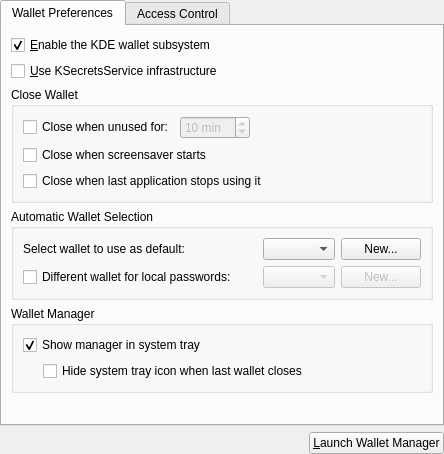
Above: konfigurator/walletconfigwidget.ui from KDE/kwalletmanager before the change. Below: the same form after it.
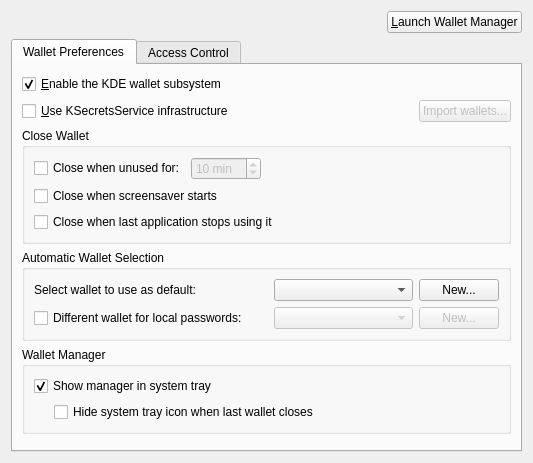
That is the form after the change.

Commit message:
KWalletManager now displays secrets from KSecretsService
Use kwl2kss to import secrets from existing kwallets

```diff
--- a/konfigurator/walletconfigwidget.ui
+++ b/konfigurator/walletconfigwidget.ui
@@ -2,10 +2,42 @@
 <ui version="4.0">
  <class>WalletConfigWidget</class>
  <widget class="QWidget" name="WalletConfigWidget">
-  <layout class="QVBoxLayout" name="verticalLayout">
-   <property name="margin">
-    <number>0</number>
-   </property>
+  <property name="geometry">
+   <rect>
+    <x>0</x>
+    <y>0</y>
+    <width>533</width>
+    <height>463</height>
+   </rect>
+  </property>
+  <layout class="QVBoxLayout" name="verticalLayout_4">
+   <item>
+    <layout class="QHBoxLayout" name="horizontalLayout">
+     <item>
+      <spacer>
+       <property name="orientation">
+        <enum>Qt::Horizontal</enum>
+       </property>
+       <property name="sizeType">
+        <enum>QSizePolicy::Expanding</enum>
+       </property>
+       <property name="sizeHint" stdset="0">
+        <size>
+         <width>20</width>
+         <height>0</height>
+        </size>
+       </property>
+      </spacer>
+     </item>
+     <item>
+      <widget class="QPushButton" name="_launch">
+       <property name="text">
+        <string>&amp;Launch Wallet Manager</string>
+       </property>
+      </widget>
+     </item>
+    </layout>
+   </item>
    <item>
     <widget class="QTabWidget" name="tabWidget2">
      <property name="currentIndex">
@@ -15,7 +47,7 @@
       <attribute name="title">
        <string>Wallet Preferences</string>
       </attribute>
-      <layout class="QVBoxLayout">
+      <layout class="QVBoxLayout" name="verticalLayout">
        <item>
         <widget class="QCheckBox" name="_enabled">
          <property name="whatsThis">
@@ -30,14 +62,34 @@
         </widget>
        </item>
        <item>
-        <widget class="QCheckBox" name="_useKSecretsService">
-         <property name="whatsThis">
-          <string>&lt;p&gt;The KSecretsService infrastructure will supersede the KWallet infrastructure, which will be disabled in the future. Please start using KSecretsService right away!&lt;/p&gt;</string>
-         </property>
-         <property name="text">
-          <string>&amp;Use KSecretsService infrastructure</string>
-         </property>
-        </widget>
+        <layout class="QHBoxLayout" name="horizontalLayout_3">
+         <item>
+          <widget class="QCheckBox" name="_useKSecretsService">
+           <property name="sizePolicy">
+            <sizepolicy hsizetype="MinimumExpanding" vsizetype="Fixed">
+             <horstretch>0</horstretch>
+             <verstretch>0</verstretch>
+            </sizepolicy>
+           </property>
+           <property name="whatsThis">
+            <string>&lt;p&gt;The KSecretsService infrastructure will supersede the KWallet infrastructure, which will be disabled in the future. Please start using KSecretsService right away!&lt;/p&gt;</string>
+           </property>
+           <property name="text">
+            <string>&amp;Use KSecretsService infrastructure</string>
+           </property>
+          </widget>
+         </item>
+         <item>
+          <widget class="QPushButton" name="_importWallets">
+           <property name="enabled">
+            <bool>false</bool>
+           </property>
+           <property name="text">
+            <string>Import wallets...</string>
+           </property>
+          </widget>
+         </item>
+        </layout>
        </item>
        <item>
         <widget class="QGroupBox" name="groupBox2">
@@ -344,33 +396,6 @@
      </widget>
     </widget>
    </item>
-   <item>
-    <layout class="QHBoxLayout" name="horizontalLayout">
-     <item>
-      <spacer>
-       <property name="orientation">
-        <enum>Qt::Horizontal</enum>
-       </property>
-       <property name="sizeType">
-        <enum>QSizePolicy::Expanding</enum>
-       </property>
-       <property name="sizeHint" stdset="0">
-        <size>
-         <width>20</width>
-         <height>0</height>
-        </size>
-       </property>
-      </spacer>
-     </item>
-     <item>
-      <widget class="QPushButton" name="_launch">
-       <property name="text">
-        <string>&amp;Launch Wallet Manager</string>
-       </property>
-      </widget>
-     </item>
-    </layout>
-   </item>
   </layout>
  </widget>
  <resources/>
```
Left out of the diff: 102 changed lines with no effect on the pictures. The commit also changes 4 other files.
